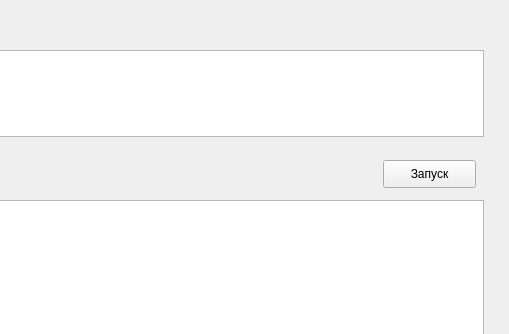
The window that main.ui (enigmasterr/gitRepoYL1) describes before a commit, drawn with Qt 5; both pictures show x 217 to 726 and y 0 to 334 of the 726 by 612 pixel window.
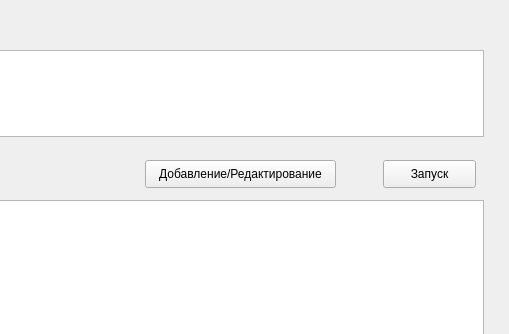
The same window after the commit.

Commit message: Added new form to add/edit data to DB coffee.sqlite, main prog changed

Diff of the .ui file:
```diff
--- a/main.ui
+++ b/main.ui
@@ -83,6 +83,19 @@
      <string>Запуск</string>
     </property>
    </widget>
+   <widget class="QPushButton" name="pushButton_2">
+    <property name="geometry">
+     <rect>
+      <x>362</x>
+      <y>160</y>
+      <width>191</width>
+      <height>28</height>
+     </rect>
+    </property>
+    <property name="text">
+     <string>Добавление/Редактирование</string>
+    </property>
+   </widget>
   </widget>
   <widget class="QMenuBar" name="menubar">
    <property name="geometry">
```
The commit also changes 3 other files.
